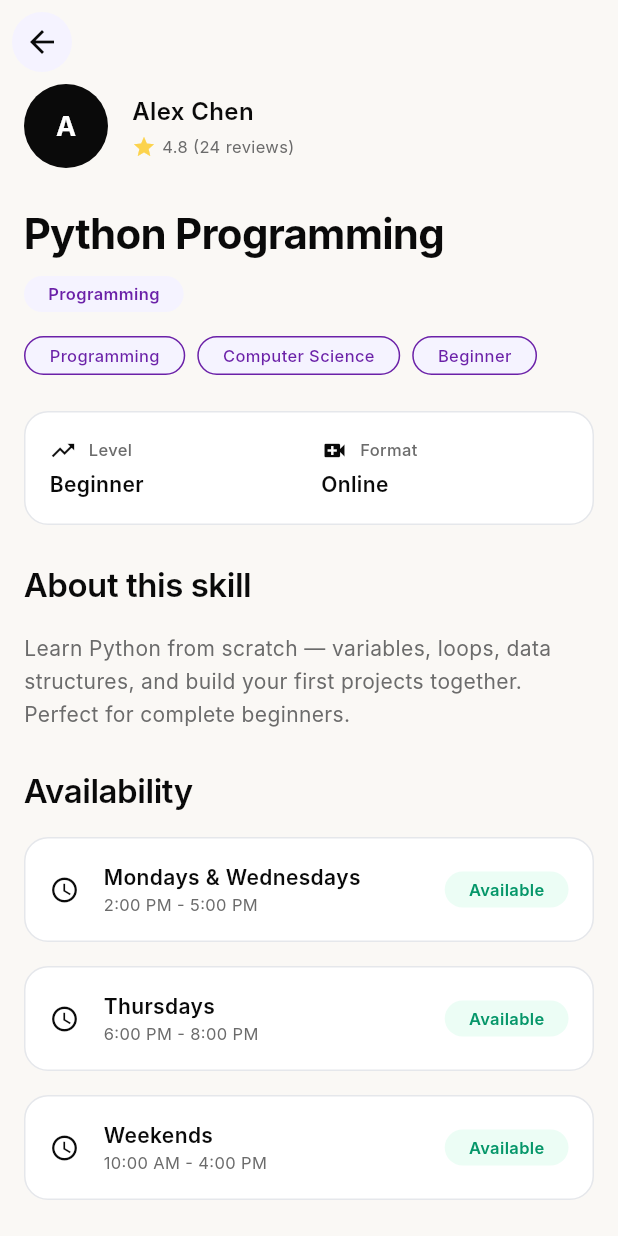
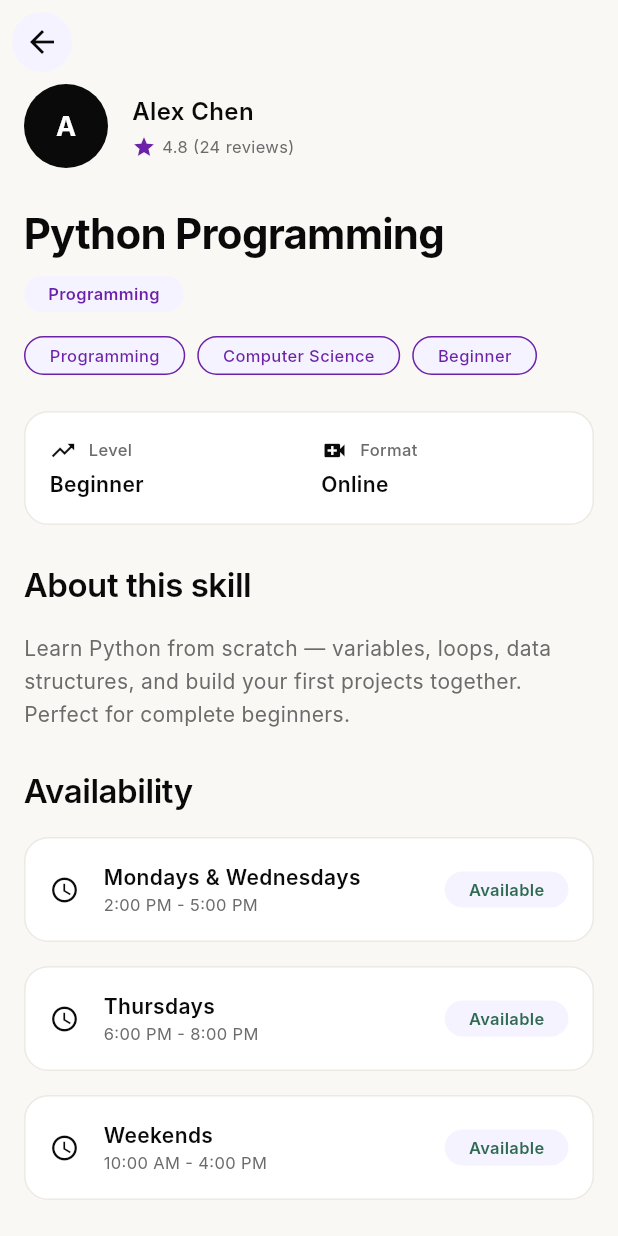
Before and after one commit to SkillSwap5D1/App, a Flutter app: the ListingDetailScreen screen opened directly with sample values from the repository, on a phone screen of 412 x 824 dp. Run offline on Flutter 3.47's test engine with Material 3 defaults, Android fonts, the phone set to English and light mode, and no system bars; Roboto replaces fonts that are missing (Inter).

Commit message:
Replace hardcoded colors with AppColors constants

```diff
--- a/lib/screens/listings/listing_detail_screen.dart
+++ b/lib/screens/listings/listing_detail_screen.dart
@@ -139,7 +139,7 @@ class _ListingDetailScreenState extends State<ListingDetailScreen> {
                       color: AppColors.surface,
                       borderRadius: BorderRadius.circular(AppRadius.lg),
                       border:
-                          Border.all(color: const Color(0xFFE5E7EB), width: 1),
+                          Border.all(color: AppColors.border, width: 1),
                     ),
                     child: Row(
                       children: [
@@ -174,13 +174,13 @@ class _ListingDetailScreenState extends State<ListingDetailScreen> {
                             vertical: AppSpacing.xs,
                           ),
                           decoration: BoxDecoration(
-                            color: const Color(0xFFECFDF5),
+                            color: AppColors.accentLight,
                             borderRadius: BorderRadius.circular(AppRadius.md),
                           ),
                           child: Text(
                             'Available',
                             style: AppTextStyles.caption.copyWith(
-                              color: const Color(0xFF059669),
+                              color: AppColors.success,
                               fontWeight: FontWeight.w600,
                             ),
                           ),
@@ -341,7 +341,7 @@ class _ListingDetailScreenState extends State<ListingDetailScreen> {
       decoration: BoxDecoration(
         color: AppColors.surface,
         borderRadius: BorderRadius.circular(AppRadius.lg),
-        border: Border.all(color: const Color(0xFFE5E7EB), width: 1),
+        border: Border.all(color: AppColors.border, width: 1),
       ),
       child: Row(
         children: [
@@ -499,7 +499,7 @@ class _ListingDetailScreenState extends State<ListingDetailScreen> {
                   Icon(
                     Icons.star,
                     size: 16,
-                    color: const Color(0xFFFCD34D), // Yellow star
+                    color: AppColors.accent, // Purple star
                   ),
                   SizedBox(width: AppSpacing.xs),
                   Text(
--- a/lib/screens/requests/send_request_screen.dart
+++ b/lib/screens/requests/send_request_screen.dart
@@ -341,7 +341,7 @@ class _SendRequestScreenState extends State<SendRequestScreen> {
             ),
             border: OutlineInputBorder(
               borderRadius: BorderRadius.circular(AppRadius.lg),
-              borderSide: const BorderSide(color: Color(0xFFE5E7EB), width: 1),
+              borderSide: const BorderSide(color: AppColors.border, width: 1),
             ),
             focusedBorder: OutlineInputBorder(
               borderRadius: BorderRadius.circular(AppRadius.lg),
```
